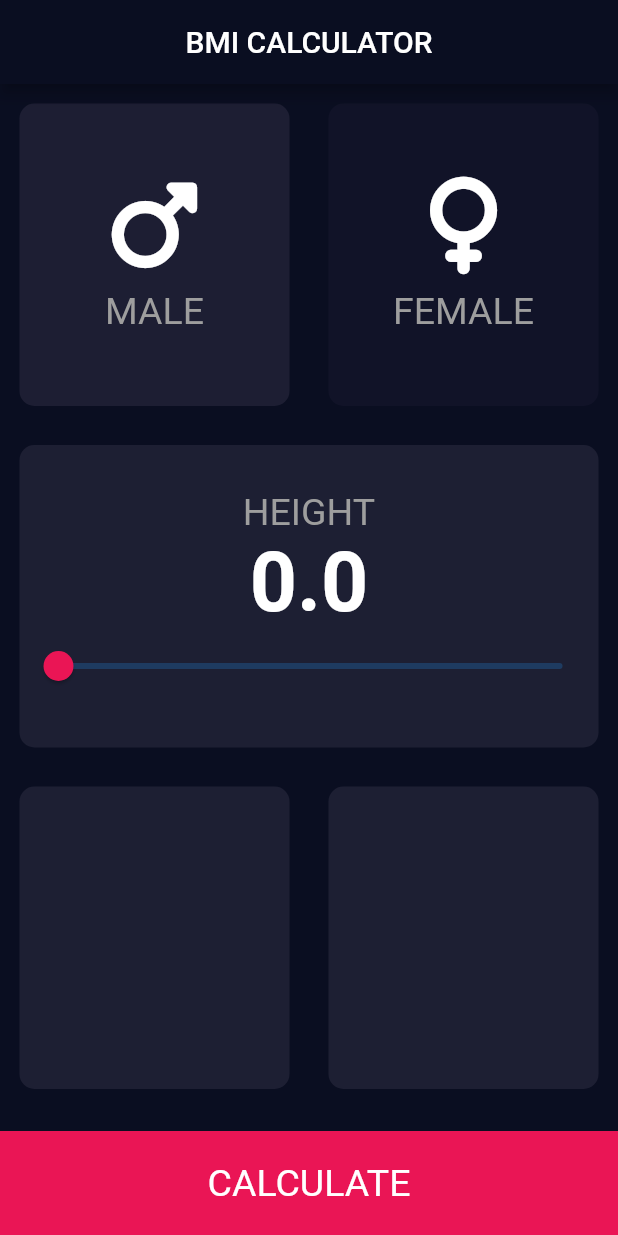
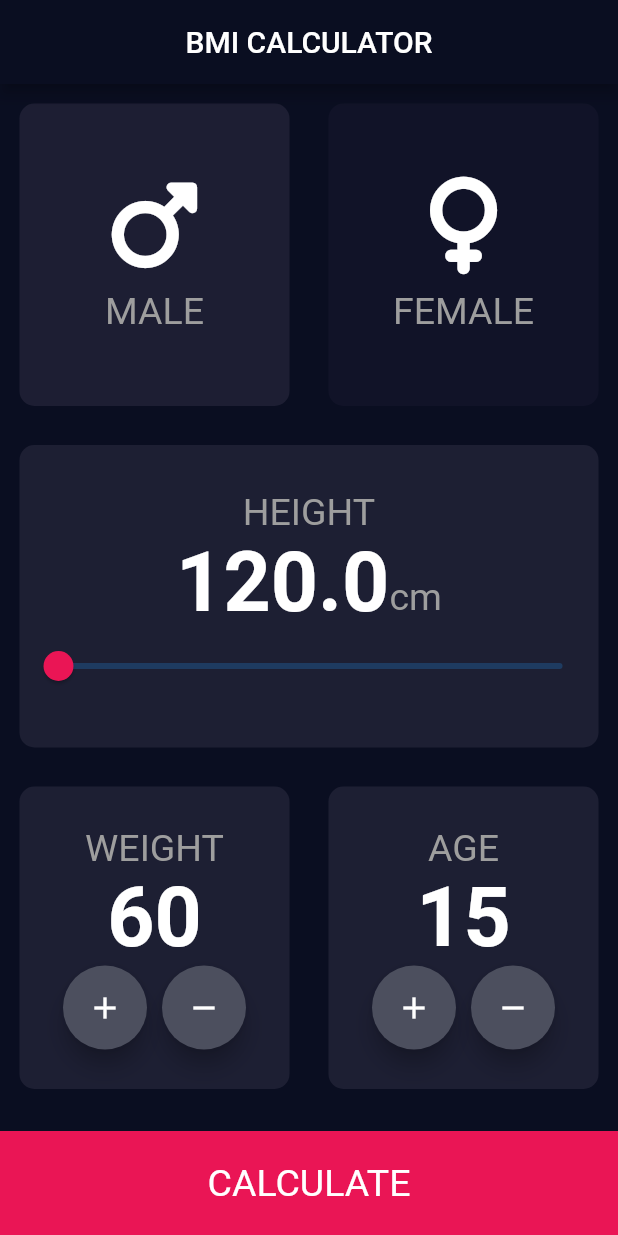
Before and after one commit to Deepakr07/AdvancedBMI-App, a Flutter app: the screen it shows after launch, after a tap on "MALE", on a phone screen of 412 x 824 dp. Run offline on Flutter 3.47's test engine with Material 2 defaults, Android fonts, the phone set to English and light mode, and no system bars; our stand-ins replace font_awesome_flutter.

Commit message:
Completed Home page

```diff
--- /dev/null
+++ b/lib/constants/constants.dart
@@ -0,0 +1,8 @@
+import 'package:flutter/material.dart';
+
+const Color activeCardColour = Color(0XFF1D1F33);
+const Color inActiveCardColour = Color(0XFF111328);
+const Color activeCardColor = Color(0XFF1D1E33);
+const Color cardTextColor = Colors.grey;
+TextStyle cardNumberStyle =
+    TextStyle(fontSize: 55, fontWeight: FontWeight.bold);
--- a/lib/screens/home_page.dart
+++ b/lib/screens/home_page.dart
@@ -2,13 +2,16 @@ import 'package:flutter/material.dart';
 import 'package:bmi_app/widgets/smallCard.dart';
 import 'package:bmi_app/widgets/iconContent.dart';
 import 'package:font_awesome_flutter/font_awesome_flutter.dart';
+import 'package:bmi_app/constants/constants.dart';
 
-const Color activeCardColour = Color(0XFF1D1F33);
-const Color inActiveCardColour = Color(0XFF111328);
 const Color cardTextColor = Colors.grey;
-const Color activeCardColor = Color(0XFF1D1E33);
 //slider initial value
-double sliderValue = 0;
+double sliderValue = 120;
+int weight = 60, age = 15;
+
+enum Gender { male, female }
+
+Gender? selectedGender;
 
 class homePage extends StatefulWidget {
   const homePage({Key? key}) : super(key: key);
@@ -18,27 +21,7 @@ class homePage extends StatefulWidget {
 }
 
 class _homePageState extends State<homePage> {
-  Color maleCardColor = inActiveCardColour;
-  Color femaleCardColor = inActiveCardColour;
   //1-male2 female
-  void changeColor(int gender) {
-    if (gender == 1) {
-      if (maleCardColor == inActiveCardColour) {
-        maleCardColor = activeCardColor;
-        femaleCardColor = inActiveCardColour;
-      } else {
-        maleCardColor = inActiveCardColour;
-      }
-    }
-    if (gender == 2) {
-      if (femaleCardColor == inActiveCardColour) {
-        femaleCardColor = activeCardColor;
-        maleCardColor = inActiveCardColour;
-      } else {
-        femaleCardColor = inActiveCardColour;
-      }
-    }
-  }
 
   @override
   Widget build(BuildContext context) {
@@ -57,7 +40,9 @@ class _homePageState extends State<homePage> {
                 Expanded(
                   child: GestureDetector(
                     child: SmallCard(
-                      colour: maleCardColor,
+                      colour: selectedGender == Gender.male
+                          ? activeCardColor
+                          : inActiveCardColour,
                       containerChild: IconContent(
                         iconImage: FontAwesomeIcons.mars,
                         iconText: "MALE",
@@ -65,7 +50,7 @@ class _homePageState extends State<homePage> {
                     ),
                     onTap: () {
                       setState(() {
-                        changeColor(1);
+                        selectedGender = Gender.male;
                       });
                     },
                   ),
@@ -73,7 +58,9 @@ class _homePageState extends State<homePage> {
                 Expanded(
                   child: GestureDetector(
                     child: SmallCard(
-                      colour: femaleCardColor,
+                      colour: selectedGender == Gender.female
+                          ? activeCardColor
+                          : inActiveCardColour,
                       containerChild: IconContent(
                         iconImage: FontAwesomeIcons.venus,
                         iconText: "FEMALE",
@@ -82,7 +69,7 @@ class _homePageState extends State<homePage> {
                     onTap: () {
                       setState(
                         () {
-                          changeColor(2);
+                          selectedGender = Gender.female;
                         },
                       );
                     },
@@ -103,15 +90,24 @@ class _homePageState extends State<homePage> {
                         "HEIGHT",
                         style: TextStyle(color: cardTextColor),
                       ),
-                      Text(sliderValue.toString(),
-                          style: TextStyle(
-                              fontSize: 55, fontWeight: FontWeight.bold)),
+                      Row(
+                        mainAxisAlignment: MainAxisAlignment.center,
+                        crossAxisAlignment: CrossAxisAlignment.baseline,
+                        textBaseline: TextBaseline.alphabetic,
+                        children: [
+                          Text(sliderValue.toString(), style: cardNumberStyle),
+                          Text(
+                            "cm",
+                            style: TextStyle(color: cardTextColor),
+                          )
+                        ],
+                      ),
                       Slider(
                         activeColor: Color(0xFFea1555),
                         value: sliderValue,
-                        min: 0,
-                        max: 500,
-                        divisions: 500,
+                        min: 120,
+                        max: 220,
+                        divisions: 100,
                         onChanged: (value) {
                           setState(() {
                             sliderValue = value;
@@ -127,8 +123,106 @@ class _homePageState extends State<homePage> {
           Expanded(
             child: Row(
               children: [
-                SmallCard(colour: activeCardColour),
-                SmallCard(colour: activeCardColour),
+                SmallCard(
+                  colour: activeCardColour,
+                  containerChild: Expanded(
+                    child: Column(
+                      mainAxisAlignment: MainAxisAlignment.center,
+                      children: [
+                        Text(
+                          "WEIGHT",
+                          style: TextStyle(color: cardTextColor),
+                        ),
+                        Text(
+                          weight.toString(),
+                          style: cardNumberStyle,
+                        ),
+                        Row(
+                          mainAxisAlignment: MainAxisAlignment.center,
+                          children: [
+                            FloatingActionButton(
+                              onPressed: () {
+                                setState(() {
+                                  weight++;
+                                });
+                              },
+                              backgroundColor: Color(0xff4c4f5e),
+                              child: Icon(
+                                Icons.add,
+                                color: Colors.white,
+                              ),
+                            ),
+                            SizedBox(
+                              width: 10,
+                            ),
+                            FloatingActionButton(
+                              onPressed: () {
+                                setState(() {
+                                  weight--;
+                                });
+                              },
+                              backgroundColor: Color(0xff4c4f5e),
+                              child: Icon(
+                                Icons.remove,
+                                color: Colors.white,
+                              ),
+                            ),
+                          ],
+                        )
+                      ],
+                    ),
+                  ),
+                ),
+                SmallCard(
+                  colour: activeCardColour,
+                  containerChild: Column(
+                    mainAxisAlignment: MainAxisAlignment.center,
+                    children: [
+                      Text(
+                        "AGE",
+                        style: TextStyle(
+                          color: Colors.grey,
+                        ),
+                      ),
+                      Text(
+                        age.toString(),
+                        style: cardNumberStyle,
+                      ),
+                      Row(
+                        mainAxisAlignment: MainAxisAlignment.center,
+                        children: [
+                          FloatingActionButton(
+                            onPressed: () {
+                              setState(() {
+                                age++;
+                              });
+                            },
+                            backgroundColor: Color(0xff4c4f5e),
+                            child: Icon(
+                              Icons.add,
+                              color: Colors.white,
+                            ),
+                          ),
+                          SizedBox(
+                            width: 10,
+                          ),
+                          FloatingActionButton(
+                            backgroundColor: Color(0xff4c4f5e),
+                            child: Icon(
+                              Icons.remove,
+                              color: Colors.white,
+                            ),
+                            onPressed: () {
+                              setState(() {
+                                age--;
+                              });
+                            },
+                          )
+                        ],
+                      )
+                    ],
+                  ),
+                ),
               ],
             ),
           ),
```
